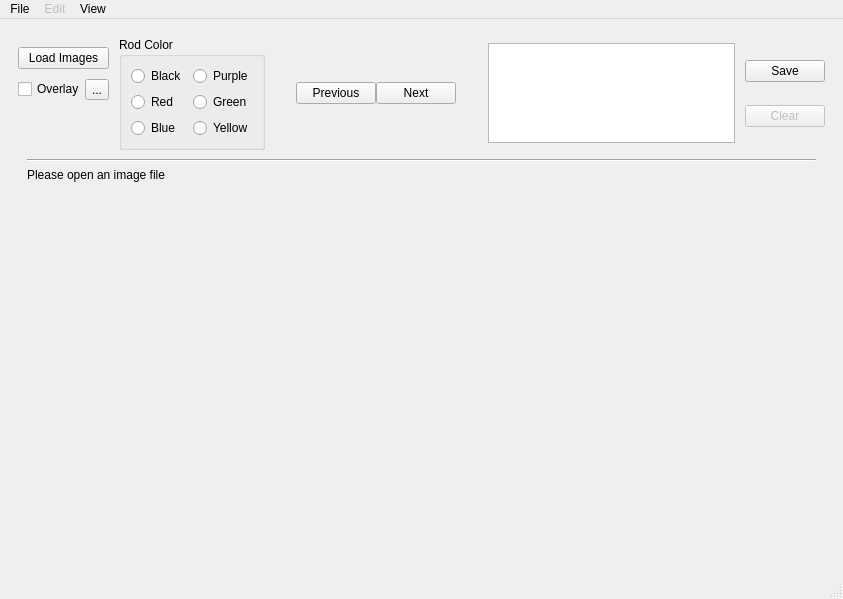
Before: the Qt Designer form Python/track_ui.ui in ANP-Granular/ParticleTracking, drawn with Qt 5.
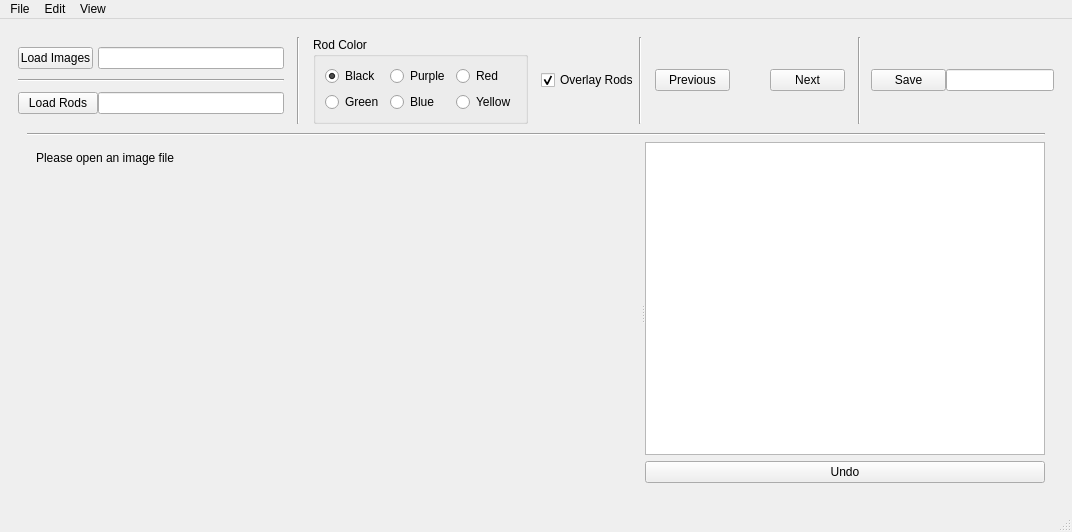
After: the same form once the commit is applied. Icons and pictures are not drawn. Custom widgets are drawn as their Qt base class.

Patch:
```diff
--- a/Python/track_ui.ui
+++ b/Python/track_ui.ui
@@ -6,8 +6,8 @@
    <rect>
     <x>0</x>
     <y>0</y>
-    <width>843</width>
-    <height>599</height>
+    <width>1072</width>
+    <height>532</height>
    </rect>
   </property>
   <property name="windowTitle">
@@ -34,8 +34,8 @@
         <rect>
          <x>0</x>
          <y>0</y>
-         <width>825</width>
-         <height>540</height>
+         <width>1054</width>
+         <height>473</height>
         </rect>
        </property>
        <layout class="QVBoxLayout" name="verticalLayout">
@@ -43,64 +43,91 @@
          <number>0</number>
         </property>
         <item>
-         <layout class="QHBoxLayout" name="horizontalLayout_2"/>
-        </item>
-        <item>
-         <layout class="QHBoxLayout" name="horizontalLayout">
+         <layout class="QHBoxLayout" name="hl_controlbar">
           <item>
-           <layout class="QVBoxLayout" name="verticalLayout_3">
-            <item>
-             <widget class="QPushButton" name="pushButton_2">
+           <layout class="QGridLayout" name="grid_loads">
+            <item row="2" column="0">
+             <widget class="QPushButton" name="pb_load_rods">
               <property name="sizePolicy">
                <sizepolicy hsizetype="Preferred" vsizetype="Fixed">
                 <horstretch>0</horstretch>
                 <verstretch>0</verstretch>
                </sizepolicy>
+              </property>
+              <property name="text">
+               <string>Load Rods</string>
+              </property>
+             </widget>
+            </item>
+            <item row="0" column="0">
+             <widget class="QPushButton" name="pb_load_images">
+              <property name="sizePolicy">
+               <sizepolicy hsizetype="Preferred" vsizetype="Fixed">
+                <horstretch>0</horstretch>
+                <verstretch>0</verstretch>
+               </sizepolicy>
+              </property>
+              <property name="maximumSize">
+               <size>
+                <width>75</width>
+                <height>16777215</height>
+               </size>
               </property>
               <property name="text">
                <string>Load Images</string>
               </property>
              </widget>
             </item>
-            <item>
-             <layout class="QHBoxLayout" name="horizontalLayout_3">
-              <property name="spacing">
-               <number>0</number>
-              </property>
-              <property name="sizeConstraint">
-               <enum>QLayout::SetMaximumSize</enum>
-              </property>
-              <item>
-               <widget class="QCheckBox" name="checkBox_2">
-                <property name="text">
-                 <string>Overlay</string>
-                </property>
-               </widget>
-              </item>
-              <item>
-               <widget class="QToolButton" name="toolButton">
-                <property name="text">
-                 <string>...</string>
-                </property>
-               </widget>
-              </item>
-             </layout>
-            </item>
-            <item>
-             <spacer name="verticalSpacer">
+            <item row="1" column="0" colspan="2">
+             <widget class="Line" name="line_2">
               <property name="orientation">
-               <enum>Qt::Vertical</enum>
+               <enum>Qt::Horizontal</enum>
               </property>
-              <property name="sizeType">
-               <enum>QSizePolicy::Preferred</enum>
+             </widget>
+            </item>
+            <item row="2" column="1">
+             <widget class="QLineEdit" name="le_rod_dir">
+              <property name="sizePolicy">
+               <sizepolicy hsizetype="MinimumExpanding" vsizetype="Fixed">
+                <horstretch>0</horstretch>
+                <verstretch>0</verstretch>
+               </sizepolicy>
               </property>
-              <property name="sizeHint" stdset="0">
+              <property name="minimumSize">
                <size>
-                <width>20</width>
-                <height>40</height>
+                <width>100</width>
+                <height>0</height>
                </size>
               </property>
-             </spacer>
+              <property name="maximumSize">
+               <size>
+                <width>400</width>
+                <height>16777215</height>
+               </size>
+              </property>
+             </widget>
+            </item>
+            <item row="0" column="1">
+             <widget class="QLineEdit" name="le_image_dir">
+              <property name="sizePolicy">
+               <sizepolicy hsizetype="Minimum" vsizetype="Fixed">
+                <horstretch>0</horstretch>
+                <verstretch>0</verstretch>
+               </sizepolicy>
+              </property>
+              <property name="minimumSize">
+               <size>
+                <width>100</width>
+                <height>0</height>
+               </size>
+              </property>
+              <property name="maximumSize">
+               <size>
+                <width>400</width>
+                <height>16777215</height>
+               </size>
+              </property>
+             </widget>
             </item>
            </layout>
           </item>
@@ -114,46 +141,54 @@
             </property>
             <property name="sizeHint" stdset="0">
              <size>
-              <width>10</width>
+              <width>13</width>
               <height>20</height>
              </size>
             </property>
            </spacer>
           </item>
           <item>
-           <widget class="QGroupBox" name="groupBox_2">
+           <widget class="Line" name="line_3">
+            <property name="orientation">
+             <enum>Qt::Vertical</enum>
+            </property>
+           </widget>
+          </item>
+          <item>
+           <spacer name="horizontalSpacer_4">
+            <property name="orientation">
+             <enum>Qt::Horizontal</enum>
+            </property>
+            <property name="sizeType">
+             <enum>QSizePolicy::Fixed</enum>
+            </property>
+            <property name="sizeHint" stdset="0">
+             <size>
+              <width>13</width>
+              <height>20</height>
+             </size>
+            </property>
+           </spacer>
+          </item>
+          <item>
+           <widget class="QGroupBox" name="group_rod_color">
+            <property name="sizePolicy">
+             <sizepolicy hsizetype="Maximum" vsizetype="Preferred">
+              <horstretch>0</horstretch>
+              <verstretch>0</verstretch>
+             </sizepolicy>
+            </property>
             <property name="title">
              <string>Rod Color</string>
             </property>
             <layout class="QGridLayout" name="gridLayout_4">
-             <item row="1" column="1">
-              <widget class="QRadioButton" name="radioButton_6">
+             <item row="0" column="3">
+              <widget class="QRadioButton" name="rb_red">
                <property name="text">
                 <string>Red</string>
                </property>
               </widget>
              </item>
-             <item row="1" column="2">
-              <widget class="QRadioButton" name="radioButton_7">
-               <property name="text">
-                <string>Green</string>
-               </property>
-              </widget>
-             </item>
-             <item row="2" column="1">
-              <widget class="QRadioButton" name="radioButton_8">
-               <property name="text">
-                <string>Blue</string>
-               </property>
-              </widget>
-             </item>
-             <item row="0" column="1">
-              <widget class="QRadioButton" name="radioButton_4">
-               <property name="text">
-                <string>Black</string>
-               </property>
-              </widget>
-             </item>
              <item row="0" column="2">
               <widget class="QRadioButton" name="radioButton_5">
                <property name="text">
@@ -161,8 +196,32 @@
                </property>
               </widget>
              </item>
-             <item row="2" column="2">
-              <widget class="QRadioButton" name="radioButton_9">
+             <item row="0" column="1">
+              <widget class="QRadioButton" name="rb_black">
+               <property name="text">
+                <string>Black</string>
+               </property>
+               <property name="checked">
+                <bool>true</bool>
+               </property>
+              </widget>
+             </item>
+             <item row="1" column="1">
+              <widget class="QRadioButton" name="rb_green">
+               <property name="text">
+                <string>Green</string>
+               </property>
+              </widget>
+             </item>
+             <item row="1" column="2">
+              <widget class="QRadioButton" name="rb_blue">
+               <property name="text">
+                <string>Blue</string>
+               </property>
+              </widget>
+             </item>
+             <item row="1" column="3">
+              <widget class="QRadioButton" name="rb_yellow">
                <property name="text">
                 <string>Yellow</string>
                </property>
@@ -172,7 +231,43 @@
            </widget>
           </item>
           <item>
-           <layout class="QGridLayout" name="gridLayout_3"/>
+           <spacer name="horizontalSpacer_5">
+            <property name="orientation">
+             <enum>Qt::Horizontal</enum>
+            </property>
+            <property name="sizeType">
+             <enum>QSizePolicy::Fixed</enum>
+            </property>
+            <property name="sizeHint" stdset="0">
+             <size>
+              <width>13</width>
+              <height>20</height>
+             </size>
+            </property>
+           </spacer>
+          </item>
+          <item>
+           <widget class="QCheckBox" name="cb_overlay">
+            <property name="maximumSize">
+             <size>
+              <width>100</width>
+              <height>16777215</height>
+             </size>
+            </property>
+            <property name="text">
+             <string>Overlay Rods</string>
+            </property>
+            <property name="checked">
+             <bool>true</bool>
+            </property>
+           </widget>
+          </item>
+          <item>
+           <widget class="Line" name="line_4">
+            <property name="orientation">
+             <enum>Qt::Vertical</enum>
+            </property>
+           </widget>
           </item>
           <item>
            <spacer name="horizontalSpacer_2">
@@ -180,18 +275,30 @@
              <enum>Qt::Horizontal</enum>
             </property>
             <property name="sizeType">
-             <enum>QSizePolicy::Preferred</enum>
+             <enum>QSizePolicy::Fixed</enum>
             </property>
             <property name="sizeHint" stdset="0">
              <size>
-              <width>40</width>
+              <width>13</width>
               <height>20</height>
              </size>
             </property>
            </spacer>
           </item>
           <item>
-           <widget class="QPushButton" name="pushprevious">
+           <widget class="QPushButton" name="pb_previous">
+            <property name="sizePolicy">
+             <sizepolicy hsizetype="Preferred" vsizetype="Fixed">
+              <horstretch>0</horstretch>
+              <verstretch>0</verstretch>
+             </sizepolicy>
+            </property>
+            <property name="maximumSize">
+             <size>
+              <width>75</width>
+              <height>16777215</height>
+             </size>
+            </property>
             <property name="toolTip">
              <string>Previous Image</string>
             </property>
@@ -204,13 +311,35 @@
            </widget>
           </item>
           <item>
-           <widget class="QPushButton" name="pushnext">
+           <spacer name="horizontalSpacer_7">
+            <property name="orientation">
+             <enum>Qt::Horizontal</enum>
+            </property>
+            <property name="sizeType">
+             <enum>QSizePolicy::Preferred</enum>
+            </property>
+            <property name="sizeHint" stdset="0">
+             <size>
+              <width>40</width>
+              <height>20</height>
+             </size>
+            </property>
+           </spacer>
+          </item>
+          <item>
+           <widget class="QPushButton" name="pb_next">
             <property name="sizePolicy">
-             <sizepolicy hsizetype="Minimum" vsizetype="Fixed">
+             <sizepolicy hsizetype="Preferred" vsizetype="Fixed">
               <horstretch>0</horstretch>
               <verstretch>0</verstretch>
              </sizepolicy>
             </property>
+            <property name="maximumSize">
+             <size>
+              <width>75</width>
+              <height>16777215</height>
+             </size>
+            </property>
             <property name="toolTip">
              <string>Next Image</string>
             </property>
@@ -228,34 +357,25 @@
              <enum>Qt::Horizontal</enum>
             </property>
             <property name="sizeType">
-             <enum>QSizePolicy::Preferred</enum>
+             <enum>QSizePolicy::Fixed</enum>
             </property>
             <property name="sizeHint" stdset="0">
              <size>
-              <width>40</width>
+              <width>13</width>
               <height>20</height>
              </size>
             </property>
            </spacer>
           </item>
           <item>
-           <widget class="QTextBrowser" name="textBrowser">
-            <property name="sizePolicy">
-             <sizepolicy hsizetype="Expanding" vsizetype="Preferred">
-              <horstretch>0</horstretch>
-              <verstretch>0</verstretch>
-             </sizepolicy>
-            </property>
-            <property name="maximumSize">
-             <size>
-              <width>16777215</width>
-              <height>100</height>
-             </size>
+           <widget class="Line" name="line_5">
+            <property name="orientation">
+             <enum>Qt::Vertical</enum>
             </property>
            </widget>
           </item>
           <item>
-           <spacer name="horizontalSpacer_4">
+           <spacer name="horizontalSpacer_6">
             <property name="orientation">
              <enum>Qt::Horizontal</enum>
             </property>
@@ -271,95 +391,185 @@
            </spacer>
           </item>
           <item>
-           <layout class="QVBoxLayout" name="verticalLayout_2">
-            <item>
-             <widget class="QPushButton" name="pushButton">
+           <layout class="QGridLayout" name="grid_save">
+            <property name="sizeConstraint">
+             <enum>QLayout::SetMaximumSize</enum>
+            </property>
+            <item row="0" column="1">
+             <widget class="QLineEdit" name="le_save_dir">
+              <property name="sizePolicy">
+               <sizepolicy hsizetype="Maximum" vsizetype="Fixed">
+                <horstretch>0</horstretch>
+                <verstretch>0</verstretch>
+               </sizepolicy>
+              </property>
+              <property name="minimumSize">
+               <size>
+                <width>100</width>
+                <height>0</height>
+               </size>
+              </property>
+              <property name="maximumSize">
+               <size>
+                <width>400</width>
+                <height>16777215</height>
+               </size>
+              </property>
+             </widget>
+            </item>
+            <item row="0" column="0">
+             <widget class="QPushButton" name="pb_save_rods">
+              <property name="sizePolicy">
+               <sizepolicy hsizetype="Preferred" vsizetype="Fixed">
+                <horstretch>0</horstretch>
+                <verstretch>0</verstretch>
+               </sizepolicy>
+              </property>
+              <property name="maximumSize">
+               <size>
+                <width>75</width>
+                <height>16777215</height>
+               </size>
+              </property>
               <property name="text">
                <string>Save</string>
               </property>
              </widget>
             </item>
-            <item>
-             <widget class="QPushButton" name="ClearSave">
-              <property name="enabled">
-               <bool>false</bool>
-              </property>
-              <property name="text">
-               <string>Clear</string>
-              </property>
-             </widget>
-            </item>
            </layout>
           </item>
          </layout>
         </item>
         <item>
-         <widget class="QScrollArea" name="scrollArea_3">
-          <property name="autoFillBackground">
-           <bool>true</bool>
-          </property>
+         <widget class="QFrame" name="frame">
           <property name="frameShape">
            <enum>QFrame::NoFrame</enum>
           </property>
           <property name="frameShadow">
-           <enum>QFrame::Plain</enum>
+           <enum>QFrame::Raised</enum>
           </property>
-          <property name="horizontalScrollBarPolicy">
-           <enum>Qt::ScrollBarAsNeeded</enum>
-          </property>
-          <property name="widgetResizable">
-           <bool>true</bool>
-          </property>
-          <widget class="QWidget" name="scrollAreaWidgetContents">
-           <property name="geometry">
-            <rect>
-             <x>0</x>
-             <y>0</y>
-             <width>807</width>
-             <height>418</height>
-            </rect>
-           </property>
-           <property name="autoFillBackground">
-            <bool>true</bool>
-           </property>
-           <layout class="QGridLayout" name="gridLayout_2">
-            <item row="1" column="0">
-             <widget class="QLabel" name="Photo">
-              <property name="sizePolicy">
-               <sizepolicy hsizetype="Preferred" vsizetype="Preferred">
-                <horstretch>0</horstretch>
-                <verstretch>0</verstretch>
-               </sizepolicy>
-              </property>
-              <property name="mouseTracking">
-               <bool>true</bool>
-              </property>
+          <layout class="QVBoxLayout" name="verticalLayout_6">
+           <item>
+            <widget class="Line" name="line">
+             <property name="orientation">
+              <enum>Qt::Horizontal</enum>
+             </property>
+            </widget>
+           </item>
+           <item>
+            <widget class="QSplitter" name="splitter">
+             <property name="orientation">
+              <enum>Qt::Horizontal</enum>
+             </property>
+             <property name="childrenCollapsible">
+              <bool>false</bool>
+             </property>
+             <widget class="QScrollArea" name="sa_photo">
               <property name="frameShape">
                <enum>QFrame::NoFrame</enum>
               </property>
-              <property name="frameShadow">
-               <enum>QFrame::Plain</enum>
+              <property name="widgetResizable">
+               <bool>true</bool>
               </property>
-              <property name="text">
-               <string>Please open an image file</string>
-              </property>
-              <property name="scaledContents">
-               <bool>false</bool>
-              </property>
-              <property name="alignment">
-               <set>Qt::AlignLeading|Qt::AlignLeft|Qt::AlignTop</set>
-              </property>
+              <widget class="QWidget" name="scrollAreaWidgetContents">
+               <property name="geometry">
+                <rect>
+                 <x>0</x>
+                 <y>0</y>
+                 <width>358</width>
+                 <height>224</height>
+                </rect>
+               </property>
+               <layout class="QVBoxLayout" name="verticalLayout_5">
+                <item>
+                 <widget class="RodImageWidget" name="photo">
+                  <property name="sizePolicy">
+                   <sizepolicy hsizetype="Preferred" vsizetype="Preferred">
+                    <horstretch>0</horstretch>
+                    <verstretch>0</verstretch>
+                   </sizepolicy>
+                  </property>
+                  <property name="mouseTracking">
+                   <bool>true</bool>
+                  </property>
+                  <property name="frameShape">
+                   <enum>QFrame::NoFrame</enum>
+                  </property>
+                  <property name="frameShadow">
+                   <enum>QFrame::Plain</enum>
+                  </property>
+                  <property name="text">
+                   <string>Please open an image file</string>
+                  </property>
+                  <property name="scaledContents">
+                   <bool>false</bool>
+                  </property>
+                  <property name="alignment">
+                   <set>Qt::AlignLeading|Qt::AlignLeft|Qt::AlignTop</set>
+                  </property>
+                 </widget>
+                </item>
+               </layout>
+              </widget>
              </widget>
-            </item>
-            <item row="0" column="0">
-             <widget class="Line" name="line">
-              <property name="orientation">
-               <enum>Qt::Horizontal</enum>
-              </property>
+             <widget class="QWidget" name="verticalLayoutWidget">
+              <layout class="QVBoxLayout" name="verticalLayout_4" stretch="0,0">
+               <property name="sizeConstraint">
+                <enum>QLayout::SetMaximumSize</enum>
+               </property>
+               <item>
+                <widget class="QUndoView" name="uv_actions_list">
+                 <property name="sizePolicy">
+                  <sizepolicy hsizetype="Maximum" vsizetype="Expanding">
+                   <horstretch>0</horstretch>
+                   <verstretch>0</verstretch>
+                  </sizepolicy>
+                 </property>
+                 <property name="maximumSize">
+                  <size>
+                   <width>400</width>
+                   <height>16777215</height>
+                  </size>
+                 </property>
+                </widget>
+               </item>
+               <item>
+                <widget class="QPushButton" name="pb_undo">
+                 <property name="sizePolicy">
+                  <sizepolicy hsizetype="Preferred" vsizetype="Fixed">
+                   <horstretch>0</horstretch>
+                   <verstretch>0</verstretch>
+                  </sizepolicy>
+                 </property>
+                 <property name="minimumSize">
+                  <size>
+                   <width>60</width>
+                   <height>0</height>
+                  </size>
+                 </property>
+                 <property name="maximumSize">
+                  <size>
+                   <width>400</width>
+                   <height>16777215</height>
+                  </size>
+                 </property>
+                 <property name="text">
+                  <string>Undo</string>
+                 </property>
+                 <property name="icon">
+                  <iconset>
+                   <normaloff>../../icons8-left-arrow-96.png</normaloff>../../icons8-left-arrow-96.png</iconset>
+                 </property>
+                 <property name="shortcut">
+                  <string>Ctrl+Z</string>
+                 </property>
+                </widget>
+               </item>
+              </layout>
              </widget>
-            </item>
-           </layout>
-          </widget>
+            </widget>
+           </item>
+          </layout>
          </widget>
         </item>
        </layout>
@@ -373,7 +583,7 @@
     <rect>
      <x>0</x>
      <y>0</y>
-     <width>843</width>
+     <width>1072</width>
      <height>21</height>
     </rect>
    </property>
@@ -386,7 +596,7 @@
    </widget>
    <widget class="QMenu" name="menuEdit">
     <property name="enabled">
-     <bool>false</bool>
+     <bool>true</bool>
     </property>
     <property name="title">
      <string>Edit</string>
@@ -458,6 +668,13 @@
    </property>
   </action>
  </widget>
+ <customwidgets>
+  <customwidget>
+   <class>RodImageWidget</class>
+   <extends>QLabel</extends>
+   <header>rodimagewidget.h</header>
+  </customwidget>
+ </customwidgets>
  <resources/>
  <connections/>
 </ui>
```
Left out of the diff: 53 changed lines with no effect on the pictures.
